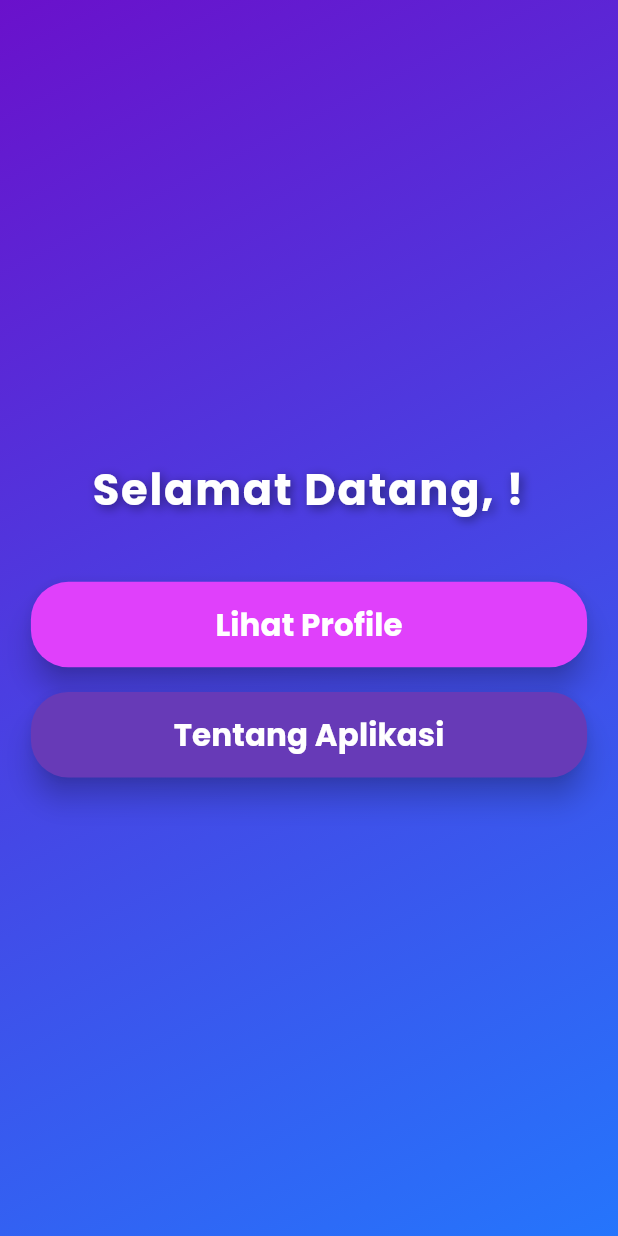
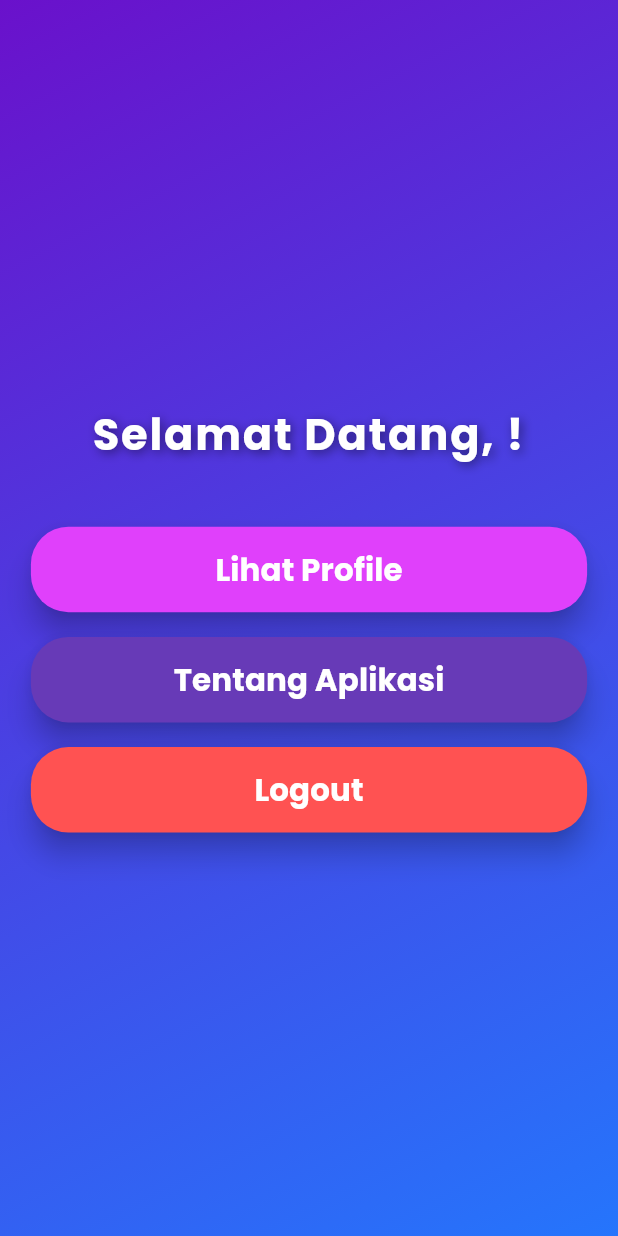
Before and after one commit to anasnh23/PEMROGRAMAN_MOBILE, a Flutter app: the HomePage screen opened directly with empty values, on a phone screen of 412 x 824 dp. Run offline on Flutter 3.47's test engine with Material 3 defaults, Android fonts, the phone set to English and light mode, and no system bars; our stand-ins replace auto_size_text, google_fonts.

Commit message:
UTS-PEMROGRAMAN MOBILE

```diff
--- a/uts_flutter/lib/pages/home_page.dart
+++ b/uts_flutter/lib/pages/home_page.dart
@@ -1,6 +1,7 @@
 import 'package:flutter/material.dart';
 import 'about_page.dart'; // Halaman About
 import 'profile_page.dart'; // Halaman Profile
+import 'login_page.dart'; // Halaman Login (Logout)
 import 'package:google_fonts/google_fonts.dart'; // Menggunakan Google Fonts
 
 /// Halaman Home yang menampilkan pesan selamat datang dan navigasi ke halaman lain.
@@ -33,7 +34,7 @@ class HomePage extends StatelessWidget {
             child: Column(
               mainAxisAlignment: MainAxisAlignment.center,
               children: [
-                // Teks Selamat Datang dengan Desain Modern
+                // Teks Selamat Datang
                 Text(
                   'Selamat Datang, $username!',
                   style: GoogleFonts.poppins(
@@ -55,7 +56,7 @@ class HomePage extends StatelessWidget {
                 ),
                 SizedBox(height: screenHeight * 0.05),
 
-                // Tombol untuk Melihat Profile
+                // Tombol Lihat Profile
                 SizedBox(
                   width: screenWidth * 0.9,
                   child: ElevatedButton(
@@ -65,7 +66,7 @@ class HomePage extends StatelessWidget {
                         borderRadius: BorderRadius.circular(25),
                       ),
                       padding: const EdgeInsets.symmetric(vertical: 14.0),
-                      elevation: 8.0, // Efek Bayangan
+                      elevation: 8.0,
                     ),
                     onPressed: () {
                       Navigator.push(
@@ -89,7 +90,7 @@ class HomePage extends StatelessWidget {
                 ),
                 SizedBox(height: screenHeight * 0.02),
 
-                // Tombol untuk Melihat Tentang Aplikasi
+                // Tombol Tentang Aplikasi
                 SizedBox(
                   width: screenWidth * 0.9,
                   child: ElevatedButton(
@@ -99,7 +100,7 @@ class HomePage extends StatelessWidget {
                         borderRadius: BorderRadius.circular(25),
                       ),
                       padding: const EdgeInsets.symmetric(vertical: 14.0),
-                      elevation: 8.0, // Efek Bayangan
+                      elevation: 8.0,
                     ),
                     onPressed: () {
                       Navigator.push(
@@ -119,6 +120,40 @@ class HomePage extends StatelessWidget {
                     ),
                   ),
                 ),
+                SizedBox(height: screenHeight * 0.02),
+
+                // Tombol Logout
+                SizedBox(
+                  width: screenWidth * 0.9,
+                  child: ElevatedButton(
+                    style: ElevatedButton.styleFrom(
+                      backgroundColor: Colors.redAccent,
+                      shape: RoundedRectangleBorder(
+                        borderRadius: BorderRadius.circular(25),
+                      ),
+                      padding: const EdgeInsets.symmetric(vertical: 14.0),
+                      elevation: 8.0,
+                    ),
+                    onPressed: () {
+                      // Navigasi kembali ke halaman login
+                      Navigator.pushAndRemoveUntil(
+                        context,
+                        MaterialPageRoute(builder: (context) => LoginPage()),
+                        (Route<dynamic> route) => false,
+                      );
+                    },
+                    child: Text(
+                      'Logout',
+                      style: GoogleFonts.poppins(
+                        textStyle: TextStyle(
+                          fontSize: screenWidth * 0.05,
+                          fontWeight: FontWeight.bold,
+                          color: Colors.white,
+                        ),
+                      ),
+                    ),
+                  ),
+                ),
               ],
             ),
           ),
--- a/uts_flutter/lib/pages/login_page.dart
+++ b/uts_flutter/lib/pages/login_page.dart
@@ -16,7 +16,7 @@ class _LoginPageState extends State<LoginPage> {
     String username = _usernameController.text;
     String password = _passwordController.text;
 
-    if (username == 'admin' && password == 'admin123') {
+    if (username == 'anas' && password == 'anas12') {
       Navigator.push(
         context,
         MaterialPageRoute(
```
Also changed, not shown: uts_flutter/lib/main.dart (+8 -6 lines), uts_flutter/lib/pages/landing_page.dart (+15 -10 lines).
